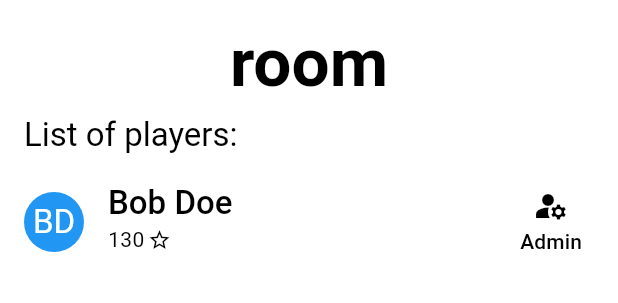
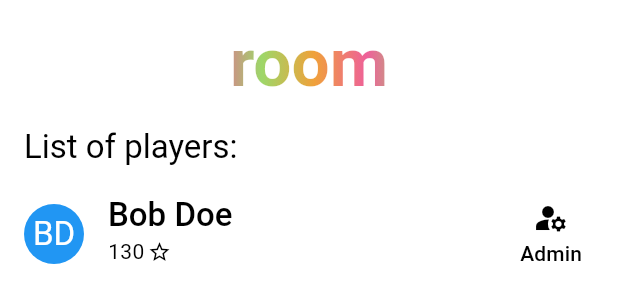
Before and after one commit to shaharyog/trivia_gui, a Flutter app: the RoomDetailsContents widget shown alone on an empty page, opened directly with sample values from the repository, on a phone screen of 412 x 824 dp. Shown: the top 303 px of the screen. Run offline on Flutter 3.47's test engine with Material 3 defaults, Android fonts, the phone set to English and light mode, and no system bars; drawn by our look-alikes of dynamic_color; our stand-ins replace freezed_annotation, shared_preferences, skeletonizer; missing offline and left inert: dart:ffi, flutter_material_color_picker, flutter_rust_bridge, side_sheet_material3, toml, window_manager; accounts and stored records are empty.

Commit message:
chore: made room details title gradient animated

```diff
--- a/lib/screens/rooms/room_details/room_details_contents.dart
+++ b/lib/screens/rooms/room_details/room_details_contents.dart
@@ -4,6 +4,7 @@ import 'package:trivia/utils/common_functionalities/screen_size.dart';
 import '../../../consts.dart';
 import '../../../src/rust/api/request/get_rooms.dart';
 import '../../../utils/common_functionalities/user_data_validation.dart';
+import '../../../utils/common_widgets/gradient_text.dart';
 
 class RoomDetailsContents extends StatefulWidget {
   final Room room;
@@ -43,7 +44,7 @@ class _RoomDetailsContentsState extends State<RoomDetailsContents> {
         children: [
           // room name
           Center(
-            child: Text(
+            child: AnimatedGradientText(
               widget.room.roomData.name,
               style: Theme
                   .of(context)
@@ -51,8 +52,13 @@ class _RoomDetailsContentsState extends State<RoomDetailsContents> {
                   .displayMedium!
                   .copyWith(
                 fontWeight: FontWeight.bold,
+                overflow: TextOverflow.ellipsis,
               ),
-              overflow: TextOverflow.ellipsis,
+              colors: const [
+                Color(0xff9dd769),
+                Color(0xfff0a13a),
+                Color(0xffee609a),
+              ],
             ),
           ),
           Padding(
```
